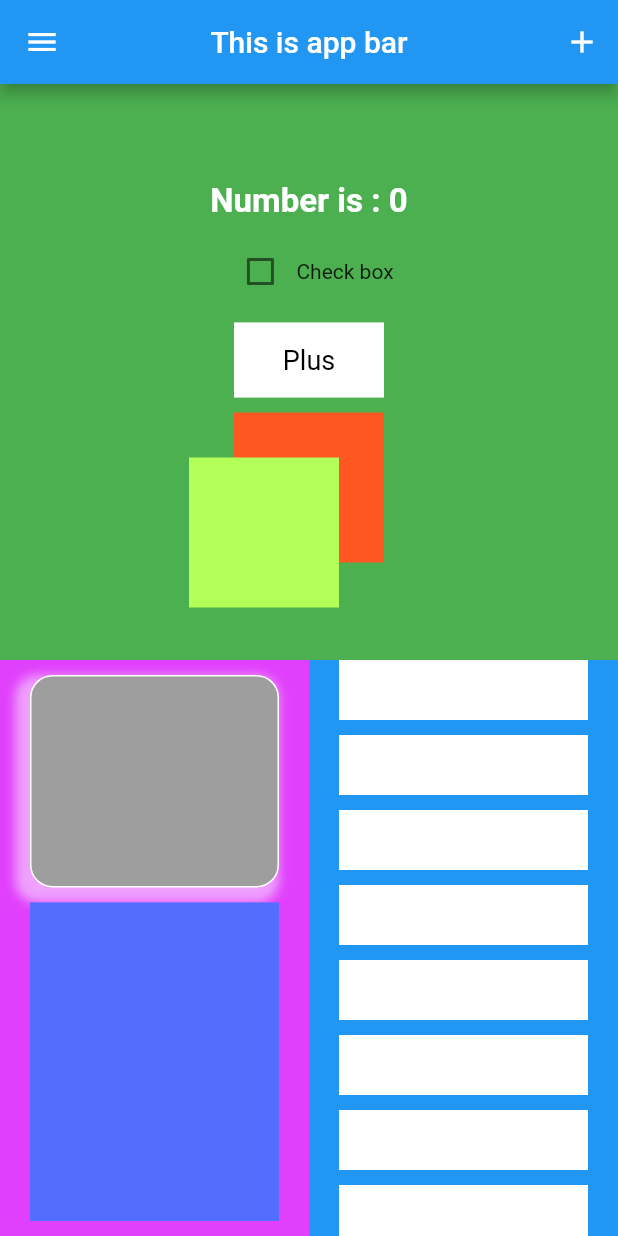
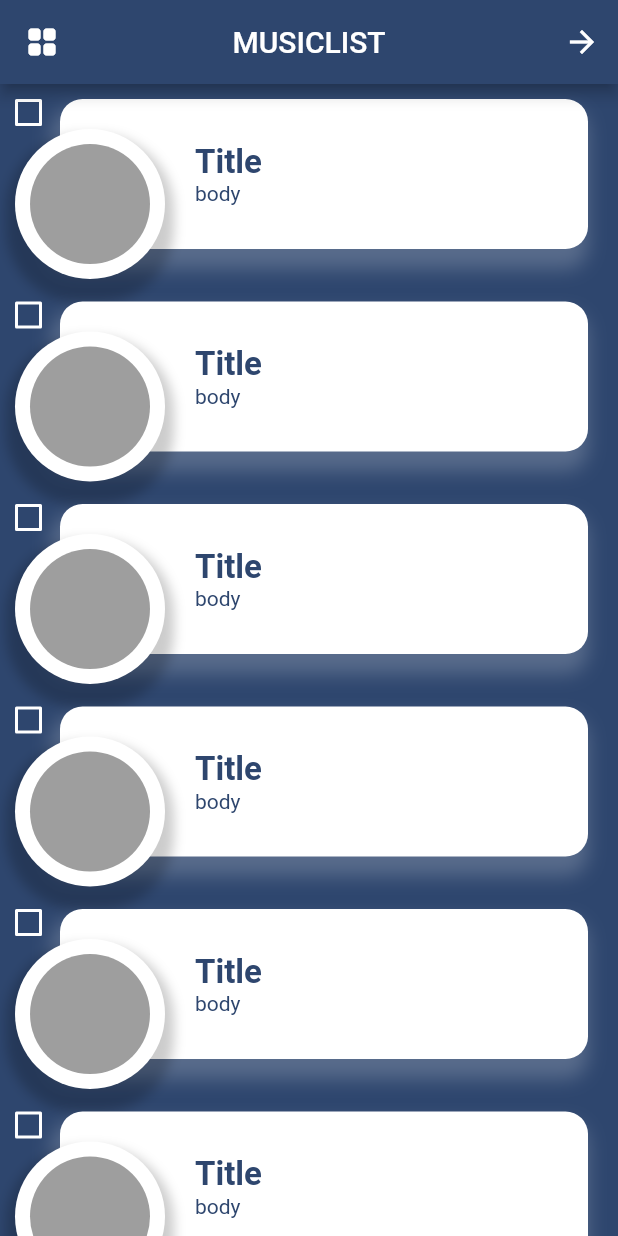
Before and after one commit to l00ai/FlutterCourse, a Flutter app: the screen it shows after launch, on a phone screen of 412 x 824 dp. Run offline on Flutter 3.47's test engine with Material 2 defaults, Android fonts, the phone set to English and light mode, and no system bars.

Commit message:
BottomSheet&Dialog

```diff
--- a/lib/main.dart
+++ b/lib/main.dart
@@ -1,15 +1,163 @@
-import 'dart:ffi';
-
+import 'package:flutter/cupertino.dart';
 import 'package:flutter/material.dart';
 
 void main(){
 
   runApp(
     MaterialApp(
-      home: MyApp(),
+      debugShowCheckedModeBanner: false,
+      home: MyApp2(),
     ),
   );
 }
+
+
+class MyApp2 extends StatelessWidget {
+  const MyApp2({Key? key}) : super(key: key);
+
+  @override
+  Widget build(BuildContext context) {
+    return Scaffold(
+      backgroundColor: Color(0xff2E466E) ,
+      appBar: AppBar(
+        title: Text("MUSICLIST"),
+        centerTitle: true,
+        backgroundColor: Color(0xff2E466E),
+        leading: IconButton(onPressed: (){}, icon: Icon(Icons.grid_view_rounded)),
+        actions: [
+          IconButton(onPressed: (){}, icon: Icon(Icons.arrow_forward_outlined))
+        ],
+      ),
+      body: SingleChildScrollView(
+        child: Padding(
+          padding: EdgeInsets.symmetric(vertical: 10, horizontal: 20),
+          child: Column(
+            children: [
+              ListItem(),
+              ListItem(),
+              ListItem(),
+              ListItem(),
+              ListItem(),
+              ListItem(),
+              ListItem(),
+              ListItem(),
+
+            ],
+          )
+        ),
+      ),
+    );
+  }
+}
+class ListItem extends StatefulWidget {
+  const ListItem({Key? key}) : super(key: key);
+
+  @override
+  State<ListItem> createState() => _ListItemState();
+}
+class _ListItemState extends State<ListItem> {
+
+  bool _value  = false;
+
+  @override
+  Widget build(BuildContext context) {
+    return Padding(
+      padding: const EdgeInsets.only(bottom: 35),
+      child: Stack(
+        clipBehavior: Clip.none,
+        children: [
+          Container(
+            height: 100,
+            width: double.maxFinite,
+            margin: EdgeInsets.only(left: 20),
+            padding: EdgeInsets.symmetric(horizontal: 20, vertical: 10),
+            decoration: BoxDecoration(
+                color: Colors.white,
+                borderRadius: BorderRadius.circular(15),
+                boxShadow: [
+                  BoxShadow(
+                      color: Colors.white.withOpacity(0.2),
+                      blurRadius: 10,
+                      spreadRadius: 3,
+                      offset: Offset(-3, 10)
+                  )
+                ]
+            ),
+            child: Padding(
+              padding: const EdgeInsets.only(left: 70),
+              child: Column(
+                crossAxisAlignment: CrossAxisAlignment.start,
+                mainAxisAlignment: MainAxisAlignment.center,
+                children: [
+                   Text("Title", style: TextStyle(fontWeight: FontWeight.bold, fontSize: 22, color:  Color(0xff2E466E)),),
+                   Text("body", style: TextStyle(color: Color(0xff2E466E)),),
+                ],
+              ),
+            ),
+          ),
+          Positioned(
+            bottom: -20,
+            left: -10,
+            child: Container(
+              width: 100,
+              height:100,
+              padding: EdgeInsets.all(10),
+              decoration: BoxDecoration(
+                  color: Colors.white,
+                  borderRadius: BorderRadius.circular(50),
+                  boxShadow: [
+                    BoxShadow(
+                        color: Colors.black.withOpacity(0.2),
+                        blurRadius: 6,
+                        spreadRadius: 6,
+                        offset: Offset(0, 10)
+                    )
+                  ]
+              ),
+              child: Container(
+                decoration: BoxDecoration(
+                  color: Colors.grey,
+                  borderRadius: BorderRadius.circular(50),
+                ),
+
+              ),
+            ),
+          ),
+          Positioned(
+            top: -15,
+            left: -25,
+            child: Theme(
+              data: Theme.of(context).copyWith(
+                unselectedWidgetColor: Colors.white,
+              ),
+              child: Checkbox(
+                activeColor: Colors.white,
+                checkColor: Colors.black,
+                onChanged: (value){
+                  setState(() {
+                    _value = value ?? false;
+                  });
+                },
+                value: _value,
+              ),
+            ),
+          )
+        ],
+      ),
+    );
+  }
+}
+
+
+// BottomSheet
+// RoundedRectangleBorder
+// DraggableScrollableSheet
+
+
+
+// 1- Alert Dialog
+// 2- Custom Dialog
+// 3- Full-Screen Dialog
 
 
 
@@ -23,228 +171,152 @@ class MyApp extends StatefulWidget {
 }
 
 class _MyAppState extends State<MyApp> {
-  int count = 0 ;
+
+
+  void _settingModalBottomSheet(context){
+    showModalBottomSheet(
+        context: context,
+        isScrollControlled: true,
+        isDismissible: false,
+        shape: const RoundedRectangleBorder(
+          borderRadius: BorderRadius.vertical(top: Radius.circular(15)),
+        ),
+        builder: (BuildContext bc){
+          return DraggableScrollableSheet(
+              initialChildSize: 0.5,
+              minChildSize: 0.4,
+              maxChildSize: 0.6,
+              expand: false,
+            builder: (context, scrollController) {
+              return ListView(
+                  controller: scrollController,
+                  children: <Widget>[
+                    ListTile(
+                        leading: Icon(Icons.music_note),
+                        title: Text('Music'),
+                        onTap: () => {}
+                    ),
+                    ListTile(
+                      leading: Icon(Icons.videocam),
+                      title: Text('Video'),
+                      onTap: () => {},
+                    ),
+                  ],
+              );
+            }
+          );
+        }
+    );
+  }
+
+  void _settingModalAlertDialog(BuildContext context){
+    showDialog(
+        context: context,
+        builder: (BuildContext context) {
+          return Dialog(
+            shape: RoundedRectangleBorder(borderRadius: BorderRadius.circular(20.0)), //this right here
+            child: Container(
+              height: 200,
+              child: Padding(
+                padding: const EdgeInsets.all(12.0),
+                child: Column(
+                  mainAxisAlignment: MainAxisAlignment.center,
+                  crossAxisAlignment: CrossAxisAlignment.start,
+                  children: [
+                    Text("Alert Dialog"),
+                    SizedBox(
+                      width: 320.0,
+                      child: MaterialButton(
+                        onPressed: () {},
+                        child: Text(
+                          "Save",
+                          style: TextStyle(color: Colors.white),
+                        ),
+                        color: const Color(0xFF1BC0C5),
+                      ),
+                    )
+                  ],
+                ),
+              ),
+            ),
+          );
+        });
+    //  showDialog(
+    //     context: context,
+    //     builder: (BuildContext context){
+    //       return AlertDialog(
+    //         title: Text("Alert Dialog"),
+    //         content: Text("Dialog Content"),
+    //         actions:[
+    //           MaterialButton(
+    //             onPressed: () { Navigator.pop(context); },
+    //             child: Text("Close"),
+    //             color: Colors.red,
+    //           )
+    //         ],
+    //
+    //       );
+    //     }
+    // );
+  }
+
+  void _settingFullAlertDialog(BuildContext context){
+    showGeneralDialog(
+        context: context,
+        barrierDismissible: true,
+        barrierLabel: MaterialLocalizations.of(context).modalBarrierDismissLabel,
+        barrierColor: Colors.black45,
+        transitionDuration: const Duration(milliseconds: 200),
+        pageBuilder: (BuildContext context, Animation animation, Animation secondaryAnimation) {
+          return Center(
+            child: Container(
+              width: MediaQuery.of(context).size.width - 10,
+              height: MediaQuery.of(context).size.height -  80,
+              padding: EdgeInsets.all(20),
+              color: Colors.white,
+              child: Column(
+                children: [
+                  MaterialButton(
+                    onPressed: () {
+                      Navigator.of(context).pop();
+                    },
+                    child: Text(
+                      "Save",
+                      style: TextStyle(color: Colors.white),
+                    ),
+                    color: const Color(0xFF1BC0C5),
+                  )
+                ],
+              ),
+            ),
+          );
+        });
+  }
+
 
 
   @override
-  void initState() {
-    super.initState();
-    print("initState");
-  }
-
-
-  @override
-  void dispose() {
-    super.dispose();
-    print("dispose");
-  }
-
-
-  bool checkBoxValue = false;
-
-  @override
   Widget build(BuildContext context) {
-    print("build");
-    // double width = MediaQuery.of(context).size.width;
-    // double height = MediaQuery.of(context).size.height;
-    //
-    // print("W : $width");
-    // print("H : $height");
 
     return Scaffold(
       appBar: AppBar(
         title: Text("This is app bar"),
         centerTitle: true,
-        actions: [
-          IconButton(
-            onPressed: (){},
-            icon: Icon(Icons.add),
-          ),
-        ],
       ),
-      drawer: Drawer(
-        child: Column(
-          children: [
-            DrawerHeader(
-              padding: EdgeInsets.zero,
-              child: Container(
-                color: Colors.green,
-              ),
-            ),
-            ListTile(
-              title: Text("Title"),
-              subtitle: Text("Sub Title"),
-              leading: Icon(Icons.supervised_user_circle),
-              trailing: Icon(Icons.more_horiz_rounded),
-              onTap: (){},
-            ),
-          ],
-        ),
+      floatingActionButton: FloatingActionButton(
+        onPressed: (){
+          //_settingModalBottomSheet(context);
+          // _settingModalAlertDialog(context);
+           _settingFullAlertDialog(context);
+        },
+        child: Icon(Icons.add),
       ),
+
       body: Column(
         children: [
-          Container(),
-          Expanded(
-            child: Container(
-              color: Colors.green,
-              alignment: Alignment.center,
-              child: Column(
-                mainAxisAlignment: MainAxisAlignment.center,
-                children: [
-                  Text("Number is : $count",
-                    style: TextStyle(color: Colors.white, fontWeight: FontWeight.bold, fontSize: 22),
-                  ),
-                  SizedBox(height: 10,),
-                  Row(
-                    mainAxisAlignment: MainAxisAlignment.center,
-                    children: [
-                      Checkbox(
-                        value: checkBoxValue,
-                        onChanged: (value) {
-                          setState(() {
-                            checkBoxValue = value ?? checkBoxValue;
-                          });
-                        },
-                      ),
-                      Text("Check box")
-                    ],
-                  ),
-                  SizedBox(height: 10,),
-                  MyCustomButton(
-                    label: "Plus",
-                    onClicked: (){
-                      setState(() {
-                        count++;
-                        print(count);
-                      });
-                    },
-                  ),
-                  SizedBox(height: 10,),
-                  Stack(
-                    clipBehavior: Clip.none,
-                    children: [
-                      Container(
-                        width: 100,
-                        height: 100,
-                        color: Colors.deepOrange,
-                      ),
-                      Positioned(
-                        bottom: -30,
-                        left: -30,
-                        child: Container(
-                          width: 100,
-                          height: 100,
-                          color: Colors.lightGreenAccent,
-                        ),
-                      ),
-                    ],
-                  )
 
-                ],
-              ),
-            ),
-          ),
-          Expanded(
-            child: Container(
-              color: Colors.blue,
-              alignment: Alignment.center,
-              child: Row(
-                children: [
-                  Expanded(
-                      child: Container(
-                        color: Colors.purpleAccent,
-                        padding: EdgeInsets.symmetric(vertical: 10, horizontal: 20),
-                        child: Column(
-                          children: [
-                            Expanded(
-                                flex: 2,
-                                child: Container(
-                                  decoration: BoxDecoration(
-                                    color: Colors.grey,
-                                    borderRadius: BorderRadius.circular(15),
-                                    border: Border.all(color: Colors.white),
-                                    boxShadow: [
-                                      BoxShadow(
-                                        color: Colors.white.withOpacity(0.5),
-                                        blurRadius: 5,
-                                        spreadRadius: 5,
-                                        offset: Offset(-5, 5)
-                                      )
-                                    ]
-                                  ),
-                                ),
-                            ),
-                            SizedBox(height: 10,),
-                            Expanded(
-                                flex: 3,
-                                child: Container(color: Colors.indigoAccent)
-                            ),
-                          ],
-                        ),
-                      ),
-                  ),
-                  Expanded(
-                      child: SingleChildScrollView(
-                        child: Padding(
-                          padding: EdgeInsets.symmetric(horizontal: 20),
-                          child: Column(
-                            children: [
-                              Container(height: 40, color: Colors.white,),
-                              SizedBox(height: 10,),
-                              Container(height: 40, color: Colors.white,),
-                              SizedBox(height: 10,),
-                              Container(height: 40, color: Colors.white,),
-                              SizedBox(height: 10,),
-                              Container(height: 40, color: Colors.white,),
-                              SizedBox(height: 10,),
-                              Container(height: 40, color: Colors.white,),
-                              SizedBox(height: 10,),
-                              Container(height: 40, color: Colors.white,),
-                              SizedBox(height: 10,),
-                              Container(height: 40, color: Colors.white,),
-                              SizedBox(height: 10,),
-                              Container(height: 40, color: Colors.white,),
-                              SizedBox(height: 10,),
-                              Container(height: 40, color: Colors.white,),
-                              SizedBox(height: 10,),
-                              Container(height: 40, color: Colors.white,),
-                              SizedBox(height: 10,),
-                            ],
-                          ),
-                        ),
-                      ),
-                  ),
-                ],
-              ),
-            ),
-          ),
         ],
       ),
     );
   }
 }
-
-
-
-typedef MyFunc = void Function()?;
-
-class MyCustomButton extends StatelessWidget {
-  final String label;
-  final MyFunc? onClicked;
-  const MyCustomButton({Key? key, required this.label, this.onClicked}) : super(key: key);
-
-  @override
-  Widget build(BuildContext context) {
-    return Material(
-      child: InkWell(
-        onTap: onClicked,
-        child: Ink(
-          width: 100,
-          height: 50,
-          color: Colors.white,
-          child: Center(child: Text(label, style: TextStyle(color: Colors.black, fontSize: 18) ,)),
-        ),
-      ),
-    );
-  }
-}
```
